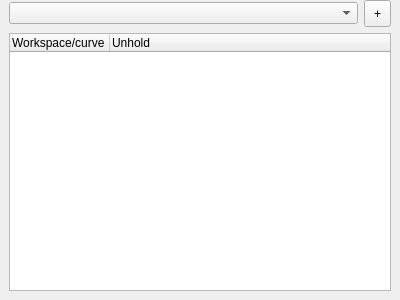
Old version of the form qt/python/mantidqt/widgets/superplot/superplotSide.ui in the repository mantidproject/mantid.
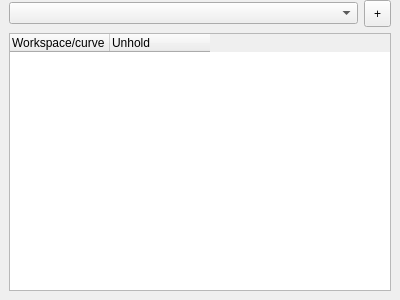
New version of the form. Custom widgets are drawn as their Qt base class.

Commit message: [SPLOT] adapt "unfold" section size

Patch:
```diff
--- a/qt/python/mantidqt/widgets/superplot/superplotSide.ui
+++ b/qt/python/mantidqt/widgets/superplot/superplotSide.ui
@@ -38,6 +38,9 @@
       <property name="columnCount">
        <number>2</number>
       </property>
+      <attribute name="headerStretchLastSection">
+       <bool>false</bool>
+      </attribute>
       <column>
        <property name="text">
         <string notr="true">Workspace/curve</string>
```
The commit also changes 1 other file.
